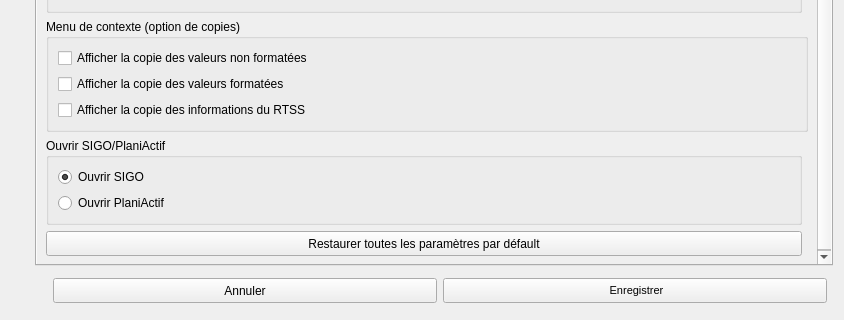
Old version of the form interfaces/fenetre_parametre.ui in the repository xbourbeau/outils_MTQ_chainage; both pictures show x 0 to 844 and y 561 to 881 of the 844 by 881 pixel window.
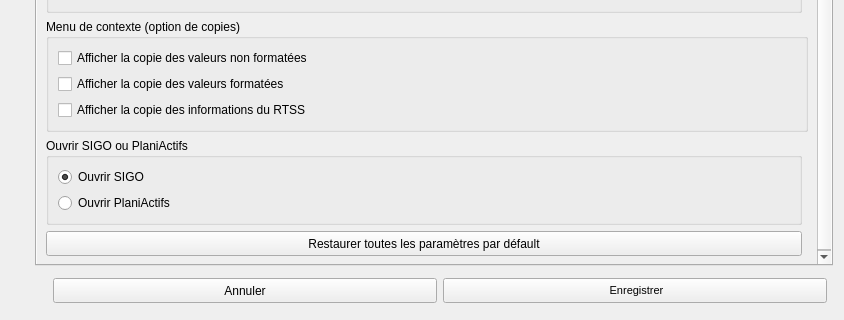
New version of the form. Custom widgets are drawn as their Qt base class.

Commit message:
Corriger l'infobulle SIGO
Corriger l'infobulle SIGO pour qu'il affiche « Ouvrir la vue courante dans SIGO » quand l’options SIGO est coché et « Ouvrir la vue courante dans PlaniActifs » quand l’option PlaniActifs est coché.

Corriger l'orthographe de PlaniActifs.

```diff
--- a/interfaces/fenetre_parametre.ui
+++ b/interfaces/fenetre_parametre.ui
@@ -331,7 +331,7 @@
            <item row="8" column="0">
             <widget class="QGroupBox" name="gbx_open_sigo">
              <property name="title">
-              <string>Ouvrir SIGO/PlaniActif</string>
+              <string>Ouvrir SIGO ou PlaniActifs</string>
              </property>
              <layout class="QGridLayout" name="gridLayout_31">
               <item row="0" column="0">
@@ -353,7 +353,7 @@
                  <enum>Qt::ClickFocus</enum>
                 </property>
                 <property name="text">
-                 <string>Ouvrir PlaniActif</string>
+                 <string>Ouvrir PlaniActifs</string>
                 </property>
                </widget>
               </item>
```
Left out of the diff: 32 changed lines with no effect on the pictures. The commit also changes 2 other files.
